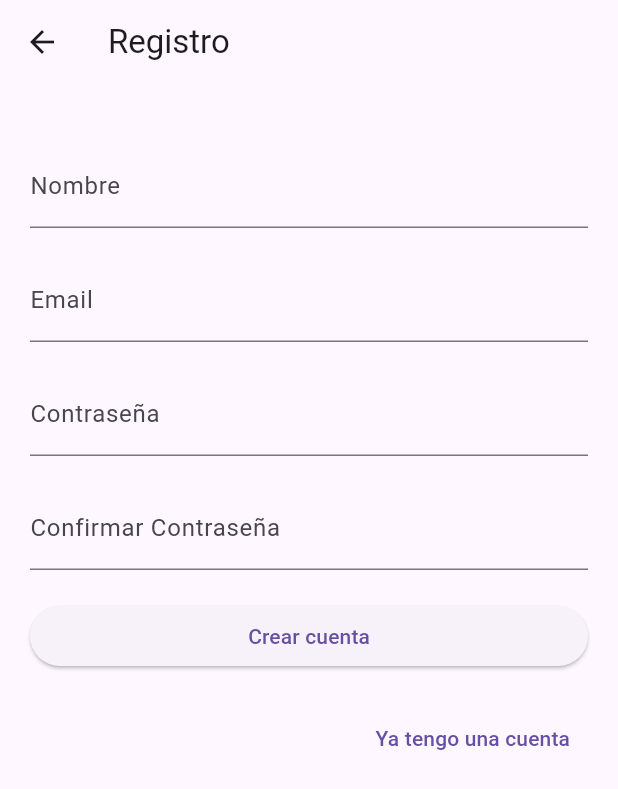
After one commit to milo023-jpg/VitaCareOf, a Flutter app: the screen it shows after launch, after a tap on "Registro", on a phone screen of 412 x 824 dp. The commit adds this screen. Shown: the top 789 px of the screen. Run offline on Flutter 3.47's test engine with Material 3 defaults, Android fonts, the phone set to English and light mode, and no system bars; our stand-ins replace firebase_auth, firebase_core, go_router; accounts and stored records are empty.

Commit message:
Register OK

```diff
--- /dev/null
+++ b/lib/config/routes/go_router.dart
@@ -0,0 +1,42 @@
+import 'package:go_router/go_router.dart';
+import 'package:flutter/material.dart';
+import 'package:vitacareof/presentation/screens/home/home_screen.dart';
+import 'package:vitacareof/presentation/screens/login/login_screen.dart';
+import 'package:vitacareof/presentation/screens/register/register_screen.dart';
+// Importa tus screens
+// import 'package:vitacareof/presentation/screens/login_screen.dart';
+// import 'package:vitacareof/presentation/screens/register_screen.dart';
+// import 'package:vitacareof/presentation/screens/home_screen.dart';
+
+final GoRouter appRouter = GoRouter(
+  initialLocation: '/login',
+  routes: [
+    GoRoute(
+      path: '/login',
+      name: 'login',
+      builder: (context, state) => const LoginScreen(),
+    ),
+    GoRoute(
+      path: '/register',
+      name: 'register',
+      builder: (context, state) => const RegisterScreen(),
+    ),
+     GoRoute(
+      path: '/home',
+      name: 'home',
+      builder: (context, state) => const HomeScreen(),
+    ),
+  ],
+  // Manejo de errores
+  errorBuilder: (context, state) => Scaffold(
+    body: Center(
+      child: Text('Error: ${state.error}'),
+    ),
+  ),
+  // Redirect opcional para verificar autenticación
+  redirect: (context, state) {
+    // Aquí puedes agregar lógica para verificar si el usuario está autenticado
+    // y redirigir según sea necesario
+    return null; // null significa que no hay redirección
+  },
+);
--- a/lib/domain/entities/user_entity.dart
+++ b/lib/domain/entities/user_entity.dart
@@ -2,14 +2,95 @@ class UserEntity {
   final String uid;
   final String email;
   final String? displayName;
+  final String? photoURL;
+  final DateTime? createdAt;
 
-  UserEntity({required this.uid, required this.email, this.displayName});
+  UserEntity({
+    required this.uid,
+    required this.email,
+    this.displayName,
+    this.photoURL,
+    this.createdAt,
+  });
 
   factory UserEntity.fromFirebaseUser(
     String uid,
     String email,
+    String? displayName, {
+    String? photoURL,
+    DateTime? createdAt,
+  }) {
+    return UserEntity(
+      uid: uid,
+      email: email,
+      displayName: displayName,
+      photoURL: photoURL,
+      createdAt: createdAt,
+    );
+  }
+
+  // Convertir a Map para almacenamiento (Firestore, etc.)
+  Map<String, dynamic> toMap() {
+    return {
+      'uid': uid,
+      'email': email,
+      'displayName': displayName,
+      'photoURL': photoURL,
+      'createdAt': createdAt?.toIso8601String(),
+    };
+  }
+
+  // Crear desde Map
+  factory UserEntity.fromMap(Map<String, dynamic> map) {
+    return UserEntity(
+      uid: map['uid'] as String,
+      email: map['email'] as String,
+      displayName: map['displayName'] as String?,
+      photoURL: map['photoURL'] as String?,
+      createdAt: map['createdAt'] != null
+          ? DateTime.parse(map['createdAt'] as String)
+          : null,
+    );
+  }
+
+  // Método copyWith para actualizaciones inmutables
+  UserEntity copyWith({
+    String? uid,
+    String? email,
     String? displayName,
-  ) {
-    return UserEntity(uid: uid, email: email, displayName: displayName);
+    String? photoURL,
+    DateTime? createdAt,
+  }) {
+    return UserEntity(
+      uid: uid ?? this.uid,
+      email: email ?? this.email,
+      displayName: displayName ?? this.displayName,
+      photoURL: photoURL ?? this.photoURL,
+      createdAt: createdAt ?? this.createdAt,
+    );
+  }
+
+  @override
+  String toString() {
+    return 'UserEntity(uid: $uid, email: $email, displayName: $displayName)';
+  }
+
+  @override
+  bool operator ==(Object other) {
+    if (identical(this, other)) return true;
+
+    return other is UserEntity &&
+      other.uid == uid &&
+      other.email == email &&
+      other.displayName == displayName &&
+      other.photoURL == photoURL;
+  }
+
+  @override
+  int get hashCode {
+    return uid.hashCode ^
+      email.hashCode ^
+      displayName.hashCode ^
+      photoURL.hashCode;
   }
 }
--- a/lib/main.dart
+++ b/lib/main.dart
@@ -2,6 +2,7 @@ import 'package:firebase_auth/firebase_auth.dart';
 import 'package:firebase_core/firebase_core.dart';
 import 'package:flutter/material.dart';
 import 'package:provider/provider.dart';
+import 'package:vitacareof/config/routes/go_router.dart';
 import 'package:vitacareof/data/datasources/firebase_auth_datasource.dart';
 import 'package:vitacareof/firebase_options.dart';
 import 'package:vitacareof/presentation/providers/auth_provider.dart';
@@ -29,6 +30,6 @@ class MyApp extends StatelessWidget {
 
   @override
   Widget build(BuildContext context) {
-    return MaterialApp(debugShowCheckedModeBanner: false, home: LoginScreen());
+    return MaterialApp.router(debugShowCheckedModeBanner: false, routerConfig: appRouter );
   }
 }
--- a/lib/presentation/screens/login/login_screen.dart
+++ b/lib/presentation/screens/login/login_screen.dart
@@ -1,6 +1,10 @@
+// ignore_for_file: use_build_context_synchronously
+
 import 'package:flutter/material.dart';
+import 'package:go_router/go_router.dart';
 import 'package:provider/provider.dart';
 import 'package:vitacareof/presentation/providers/auth_provider.dart';
+import 'package:vitacareof/presentation/screens/register/register_screen.dart';
 
 class LoginScreen extends StatefulWidget {
   const LoginScreen({super.key});
@@ -17,20 +21,35 @@ class _LoginScreenState extends State<LoginScreen> {
   Widget build(BuildContext context) {
     final authProvider = context.watch<AuthNotifier>();
 
-    return Scaffold(
+    return SafeArea(
+      child: Scaffold(
         appBar: AppBar(title: const Text("Login")),
-      body: Padding(
+        resizeToAvoidBottomInset: true, // ✅ permite que se ajuste al teclado
+        body: SingleChildScrollView(
           padding: const EdgeInsets.all(20),
           child: Column(
+            crossAxisAlignment: CrossAxisAlignment.stretch,
             children: [
+              const SizedBox(height: 20),
               TextField(
                 controller: _emailController,
                 decoration: const InputDecoration(labelText: "Email"),
               ),
+              const SizedBox(height: 20),
               TextField(
                 controller: _passwordController,
                 decoration: const InputDecoration(labelText: "Password"),
                 obscureText: true,
+              ),
+              const SizedBox(height: 10),
+              Align(
+                alignment: Alignment.centerRight,
+                child: TextButton(
+                  onPressed: () {
+                    context.push('/register');
+                  },
+                  child: const Text('Registro'),
+                ),
               ),
               const SizedBox(height: 20),
               ElevatedButton(
@@ -38,19 +57,10 @@ class _LoginScreenState extends State<LoginScreen> {
                   final email = _emailController.text.trim();
                   final password = _passwordController.text.trim();
 
-                print("EMAIL: '$email'");
-                print("PASSWORD: '$password'");
+                  final success = await authProvider.login(email, password);
 
-                await authProvider.login(email, password);
-
-                if (authProvider.user != null) {
-                  ScaffoldMessenger.of(context).showSnackBar(
-                    SnackBar(
-                      content: Text(
-                        "Bienvenido ${authProvider.user!.displayName ?? authProvider.user!.email}",
-                      ),
-                    ),
-                  );
+                  if (success) {
+                    context.push('/home');
                   } else {
                     ScaffoldMessenger.of(context).showSnackBar(
                       const SnackBar(content: Text("Error al iniciar sesión")),
@@ -59,7 +69,10 @@ class _LoginScreenState extends State<LoginScreen> {
                 },
                 child: const Text("Login"),
               ),
+
+              const SizedBox(height: 20), // Espacio final para evitar choque con teclado
             ],
+          ),
         ),
       ),
     );
--- /dev/null
+++ b/lib/presentation/screens/register/register_screen.dart
@@ -0,0 +1,112 @@
+// ignore_for_file: use_build_context_synchronously
+
+import 'package:flutter/material.dart';
+import 'package:provider/provider.dart';
+import 'package:go_router/go_router.dart';
+import 'package:vitacareof/presentation/providers/auth_provider.dart';
+
+class RegisterScreen extends StatefulWidget {
+  const RegisterScreen({super.key});
+
+  @override
+  State<RegisterScreen> createState() => _RegisterScreenState();
+}
+
+class _RegisterScreenState extends State<RegisterScreen> {
+  final _emailController = TextEditingController();
+  final _passwordController = TextEditingController();
+  final _nameController = TextEditingController();
+  final _confirmPasswordController = TextEditingController();
+
+  @override
+  Widget build(BuildContext context) {
+    final authProvider = context.watch<AuthNotifier>();
+
+    return SafeArea(
+      child: Scaffold(
+        appBar: AppBar(
+          title: const Text("Registro"),
+          leading: IconButton(
+            icon: const Icon(Icons.arrow_back),
+            onPressed: () => context.go('/login'),
+          ),
+        ),
+        resizeToAvoidBottomInset: true,
+        body: SingleChildScrollView(
+          padding: const EdgeInsets.all(20),
+          child: Column(
+            crossAxisAlignment: CrossAxisAlignment.stretch,
+            children: [
+              const SizedBox(height: 20),
+              TextField(
+                controller: _nameController,
+                decoration: const InputDecoration(labelText: "Nombre"),
+              ),
+              const SizedBox(height: 20),
+              TextField(
+                controller: _emailController,
+                decoration: const InputDecoration(labelText: "Email"),
+              ),
+              const SizedBox(height: 20),
+              TextField(
+                controller: _passwordController,
+                decoration: const InputDecoration(labelText: "Contraseña"),
+                obscureText: true,
+              ),
+              const SizedBox(height: 20),
+              TextField(
+                controller: _confirmPasswordController,
+                decoration: const InputDecoration(labelText: "Confirmar Contraseña"),
+                obscureText: true,
+              ),
+              const SizedBox(height: 20),
+              ElevatedButton(
+                onPressed: () async {
+                  final name = _nameController.text.trim();
+                  final email = _emailController.text.trim();
+                  final password = _passwordController.text.trim();
+                  final confirmPassword = _confirmPasswordController.text.trim();
+
+                  if (email.isEmpty || password.isEmpty || name.isEmpty || confirmPassword.isEmpty) {
+                    ScaffoldMessenger.of(context).showSnackBar(
+                      const SnackBar(content: Text("Por favor, completa todos los campos")),
+                    );
+                    return;
+                  }
+                  if (password != confirmPassword) {
+                    ScaffoldMessenger.of(context).showSnackBar(
+                      const SnackBar(content: Text("Las contraseñas no coinciden")),
+                    );
+                    return;
+                  }
+
+                  final success = await authProvider.register(email, password, name);
+
+                  if (success) {
+                    ScaffoldMessenger.of(context).showSnackBar(
+                      SnackBar(content: Text("Registro exitoso. Bienvenido $name")),
+                    );
+                    context.go('/login');
+                  } else {
+                    ScaffoldMessenger.of(context).showSnackBar(
+                      const SnackBar(content: Text("Error al registrar usuario")),
+                    );
+                  }
+                },
+                child: const Text("Crear cuenta"),
+              ),
+              const SizedBox(height: 20),
+              Align(
+                alignment: Alignment.centerRight,
+                child: TextButton(
+                  onPressed: () => context.go('/login'),
+                  child: const Text('Ya tengo una cuenta'),
+                ),
+              ),
+            ],
+          ),
+        ),
+      ),
+    );
+  }
+}
--- a/pubspec.yaml
+++ b/pubspec.yaml
@@ -14,6 +14,7 @@ dependencies:
   firebase_core: ^4.1.1
   firebase_auth: ^6.1.0
   provider: ^6.1.5+1
+  go_router: ^16.2.4
 
   cupertino_icons: ^1.0.8
   firebase_ui_auth: ^3.0.0
```
Also changed, not shown: lib/data/datasources/firebase_auth_datasource.dart (+22 -0 lines), lib/presentation/providers/auth_provider.dart (+56 -12 lines), lib/presentation/screens/home/home_screen.dart (added, +15 -0 lines), pubspec.lock. Lines whose indentation alone changed are shown as unchanged.
